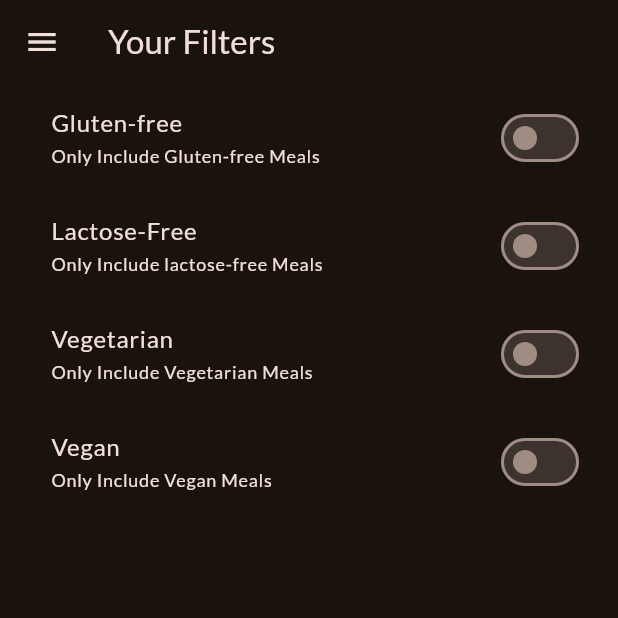
After one commit to AqibKhan61/MealApp, a Flutter app: the FiltersScreen screen opened directly, on a phone screen of 412 x 824 dp, the top half of it. The commit adds this screen. Run offline on Flutter 3.47's test engine with Material 2 defaults, Android fonts, the phone set to English and light mode, and no system bars; our stand-ins replace google_fonts, transparent_image.

Commit message:
Setting up the Drawer and Added  a Filter Screen with  Switch filter Button

```diff
--- /dev/null
+++ b/lib/Screens/filters_Screen.dart
@@ -0,0 +1,145 @@
+import 'package:flutter/material.dart';
+import 'package:meal/Screens/tabs.dart';
+import 'package:meal/Widgets/main_drawer.dart';
+
+class FiltersScreen extends StatefulWidget {
+  const FiltersScreen({super.key});
+  @override
+  State<StatefulWidget> createState() {
+    return _FiltersScreenState();
+  }
+}
+
+class _FiltersScreenState extends State<FiltersScreen> {
+  var glutenFreefilter = false;
+  var lactoseFreefilter = false;
+  var vegetarianfilter = false;
+  var veganfilter = false;
+  @override
+  Widget build(BuildContext context) {
+    return Scaffold(
+      appBar: AppBar(
+        title: Text(
+          'Your Filters',
+          style: Theme.of(context).textTheme.titleLarge!.copyWith(
+                color: Theme.of(context).colorScheme.onBackground,
+              ),
+        ),
+      ),
+      drawer: MainDrawer(selectedFilters: (identifier) {
+        Navigator.of(context).pop();
+        if (identifier == 'meals') {
+          Navigator.of(context).push(
+            MaterialPageRoute(
+              builder: (ctx) => const TabScreen(),
+            ),
+          );
+        }
+      }),
+      body: Column(
+        children: [
+          SwitchListTile(
+            value: glutenFreefilter,
+            onChanged: (isChecked) {
+              setState(() {
+                glutenFreefilter = isChecked;
+              });
+            },
+            title: Text(
+              'Gluten-free',
+              style: Theme.of(context).textTheme.bodyLarge!.copyWith(
+                    color: Theme.of(context).colorScheme.onBackground,
+                  ),
+            ),
+            subtitle: Text(
+              'Only Include Gluten-free Meals',
+              style: Theme.of(context).textTheme.labelMedium!.copyWith(
+                    color: Theme.of(context).colorScheme.onBackground,
+                  ),
+            ),
+            activeColor: Theme.of(context).colorScheme.tertiary,
+            contentPadding: const EdgeInsets.only(
+              left: 34,
+              right: 22,
+            ),
+          ),
+                    SwitchListTile(
+            value: lactoseFreefilter,
+            onChanged: (isChecked) {
+              setState(() {
+                lactoseFreefilter = isChecked;
+              });
+            },
+            title: Text(
+              'Lactose-Free',
+              style: Theme.of(context).textTheme.bodyLarge!.copyWith(
+                    color: Theme.of(context).colorScheme.onBackground,
+                  ),
+            ),
+            subtitle: Text(
+              'Only Include lactose-free Meals',
+              style: Theme.of(context).textTheme.labelMedium!.copyWith(
+                    color: Theme.of(context).colorScheme.onBackground,
+                  ),
+            ),
+            activeColor: Theme.of(context).colorScheme.tertiary,
+            contentPadding: const EdgeInsets.only(
+              left: 34,
+              right: 22,
+            ),
+          ),
+                    SwitchListTile(
+            value: vegetarianfilter,
+            onChanged: (isChecked) {
+              setState(() {
+                vegetarianfilter = isChecked;
+              });
+            },
+            title: Text(
+              'Vegetarian',
+              style: Theme.of(context).textTheme.bodyLarge!.copyWith(
+                    color: Theme.of(context).colorScheme.onBackground,
+                  ),
+            ),
+            subtitle: Text(
+              'Only Include Vegetarian Meals',
+              style: Theme.of(context).textTheme.labelMedium!.copyWith(
+                    color: Theme.of(context).colorScheme.onBackground,
+                  ),
+            ),
+            activeColor: Theme.of(context).colorScheme.tertiary,
+            contentPadding: const EdgeInsets.only(
+              left: 34,
+              right: 22,
+            ),
+          ),
+                    SwitchListTile(
+            value: veganfilter,
+            onChanged: (isChecked) {
+              setState(() {
+                veganfilter = isChecked;
+              });
+            },
+            title: Text(
+              'Vegan',
+              style: Theme.of(context).textTheme.bodyLarge!.copyWith(
+                    color: Theme.of(context).colorScheme.onBackground,
+                  ),
+            ),
+            subtitle: Text(
+              'Only Include Vegan Meals',
+              style: Theme.of(context).textTheme.labelMedium!.copyWith(
+                    color: Theme.of(context).colorScheme.onBackground,
+                  ),
+            ),
+            activeColor: Theme.of(context).colorScheme.tertiary,
+            contentPadding: const EdgeInsets.only(
+              left: 34,
+              right: 22,
+            ),
+          ),
+        ],
+      ),
+    );
+  }
+}
```
Also changed, not shown: lib/Screens/tabs.dart (+16 -4 lines), lib/Widgets/main_drawer.dart (+8 -3 lines).
